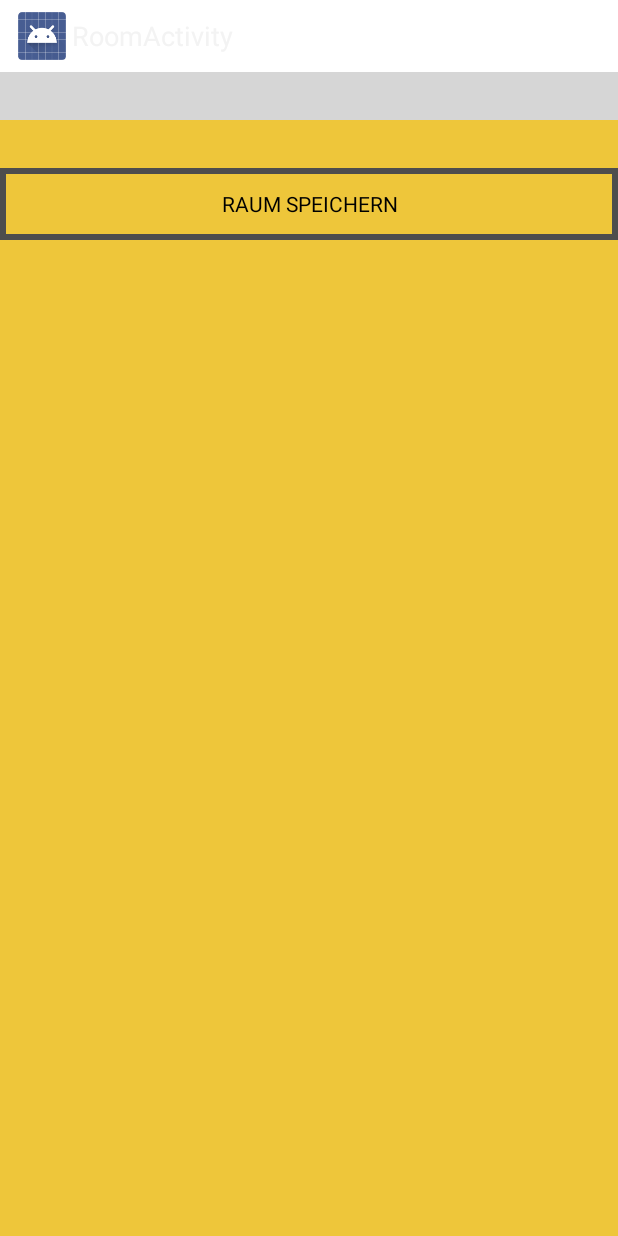
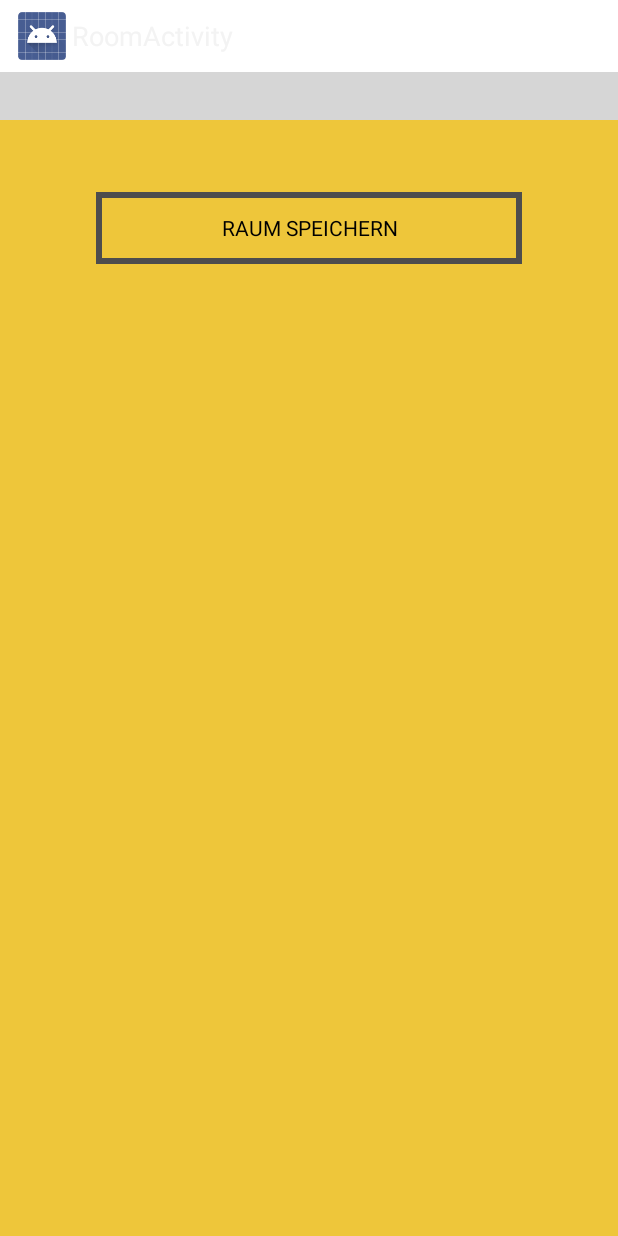
Before and after one commit to johnyso/IBA-system, an Android app: the screen it shows after launch (StartActivity), on a phone screen of 412 x 824 dp. Run offline under Robolectric (Android 15) with nearby library versions, the phone set to English and light mode, and no system bars; libraries missing offline, so code that uses them is left out: com.viewpagerindicator; plain views replace TabPageIndicator; 4 statements that could not run were skipped; grey boxes are pictures that could not be loaded.

Commit message:
button list2

```diff
--- a/app/src/main/res/layout/room_list.xml
+++ b/app/src/main/res/layout/room_list.xml
@@ -19,6 +19,9 @@
             android:text="@string/button_add_room"
             android:layout_below="@id/listView"
             android:id="@+id/button"
+            android:layout_marginRight="64dp"
+            android:layout_marginLeft="64dp"
+            android:layout_marginTop="16dp"
             />
 
 
```
